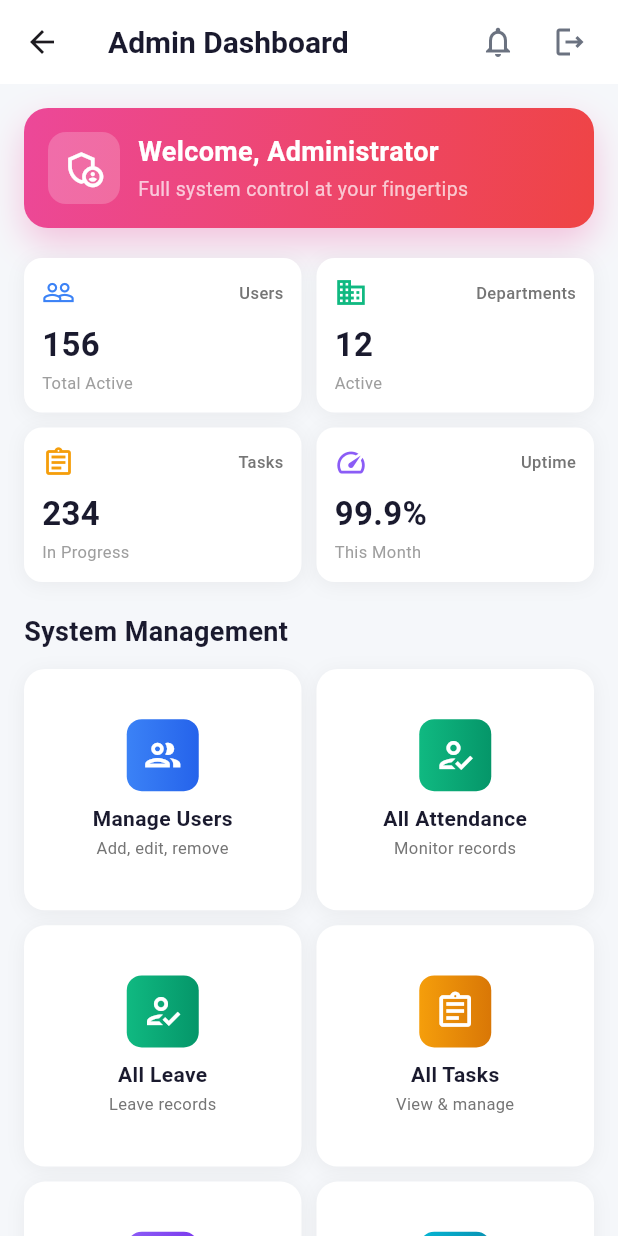
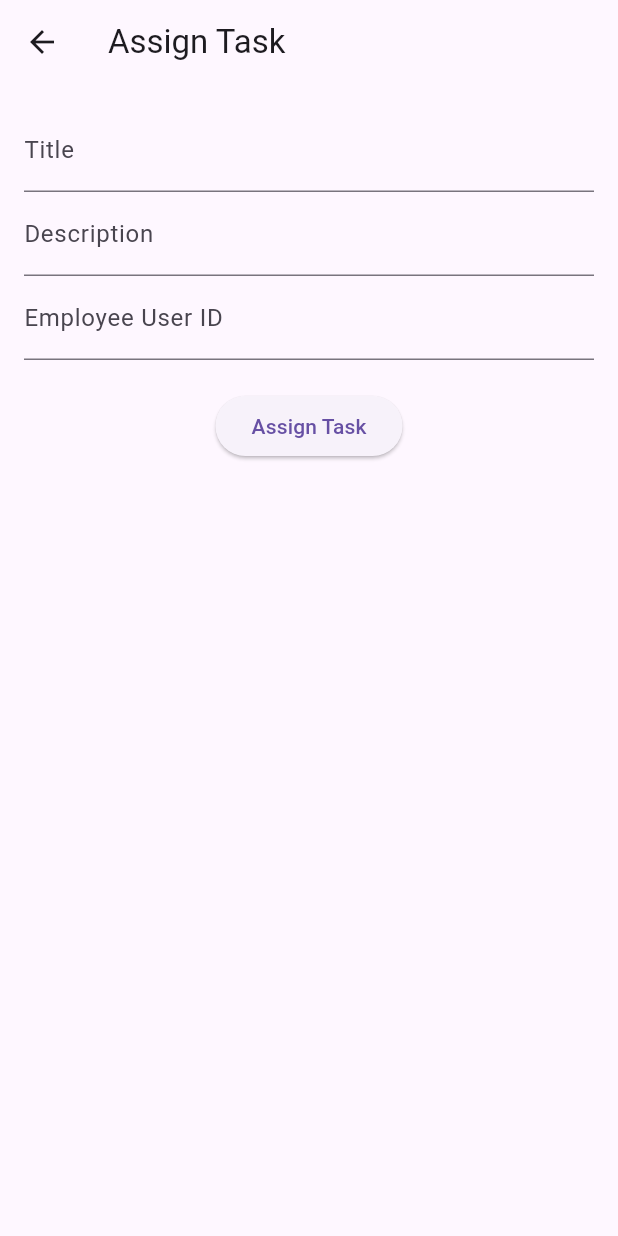
Before and after one commit to Kubraejaz/SATA-WorkHub, a Flutter app: the AdminDashboard screen opened directly, after a tap on "All Tasks", on a phone screen of 412 x 824 dp. Run offline on Flutter 3.47's test engine with Material 3 defaults, Android fonts, the phone set to English and light mode, and no system bars; our stand-ins replace supabase_flutter; accounts and stored records are empty.

Commit message:
feat: complete task module (admin/manager assign, employee view) - employee task list issue pending RLS fix

```diff
--- a/lib/dashboards/admin_dashboard.dart
+++ b/lib/dashboards/admin_dashboard.dart
@@ -1,5 +1,6 @@
 import 'package:flutter/material.dart';
 import 'package:office_workforce_app/leave/leave_list_screen.dart';
+import 'package:office_workforce_app/tasks/task_add_screen.dart';
 import 'package:supabase_flutter/supabase_flutter.dart';
 import '../auth/login_screen.dart';
 import '../attendance/attendance_list_screen.dart';
@@ -319,7 +320,11 @@ class AdminDashboard extends StatelessWidget {
           gradient: const LinearGradient(
             colors: [Color(0xFFF59E0B), Color(0xFFD97706)],
           ),
-          onTap: () {},
+          onTap: () {Navigator.push(
+  context,
+  MaterialPageRoute(builder: (_) => const TaskAddScreen()),
+);
+},
         ),
         _actionCard(
           icon: Icons.analytics_outlined,
--- /dev/null
+++ b/lib/tasks/task_add_screen.dart
@@ -0,0 +1,54 @@
+import 'package:flutter/material.dart';
+import 'task_controller.dart';
+
+class TaskAddScreen extends StatefulWidget {
+  const TaskAddScreen({super.key});
+
+  @override
+  State<TaskAddScreen> createState() => _TaskAddScreenState();
+}
+
+class _TaskAddScreenState extends State<TaskAddScreen> {
+  final _title = TextEditingController();
+  final _desc = TextEditingController();
+  final _assignedTo = TextEditingController();
+
+  @override
+  Widget build(BuildContext context) {
+    return Scaffold(
+      appBar: AppBar(title: const Text('Assign Task')),
+      body: Padding(
+        padding: const EdgeInsets.all(16),
+        child: Column(
+          children: [
+            TextField(controller: _title, decoration: const InputDecoration(labelText: 'Title')),
+            TextField(controller: _desc, decoration: const InputDecoration(labelText: 'Description')),
+            TextField(controller: _assignedTo, decoration: const InputDecoration(labelText: 'Employee User ID')),
+            const SizedBox(height: 20),
+            ElevatedButton(
+             onPressed: () async {
+  try {
+    await TaskController.instance.addTask(
+      title: _title.text,
+      description: _desc.text,
+      assignedTo: _assignedTo.text,
+    );
+    ScaffoldMessenger.of(context).showSnackBar(
+      const SnackBar(content: Text('Task Assigned Successfully')),
+    );
+    Navigator.pop(context);
+  } catch (e) {
+    ScaffoldMessenger.of(context).showSnackBar(
+      SnackBar(content: Text(e.toString())),
+    );
+  }
+},
+
+              child: const Text('Assign Task'),
+            )
+          ],
+        ),
+      ),
+    );
+  }
+}
--- /dev/null
+++ b/lib/tasks/task_controller.dart
@@ -0,0 +1,52 @@
+import 'package:supabase_flutter/supabase_flutter.dart';
+import 'task_model.dart';
+
+class TaskController {
+  TaskController._();
+  static final TaskController instance = TaskController._();
+
+  final SupabaseClient _client = Supabase.instance.client;
+
+  /// FETCH TASKS
+  Future<List<TaskModel>> fetchTasks() async {
+    final res = await _client
+        .from('tasks')
+        .select()
+        .order('created_at', ascending: false);
+
+    return res.map<TaskModel>((e) => TaskModel.fromMap(e)).toList();
+  }
+
+  /// ADD TASK
+  Future<void> addTask({
+    required String title,
+    required String description,
+    required String assignedTo,
+    String? dueDate,
+  }) async {
+    final user = _client.auth.currentUser;
+    if (user == null) {
+      throw Exception('User not logged in');
+    }
+
+    final response = await _client.from('tasks').insert({
+      'title': title,
+      'description': description,
+      'assigned_by': user.id,
+      'assigned_to': assignedTo, // MUST be auth.users.id
+      'due_date': dueDate,
+    }).select();
+
+    if (response.isEmpty) {
+      throw Exception('Task insert failed (RLS issue)');
+    }
+  }
+
+  /// UPDATE STATUS
+  Future<void> updateStatus(String taskId, String status) async {
+    await _client
+        .from('tasks')
+        .update({'status': status})
+        .eq('id', taskId);
+  }
+}
--- /dev/null
+++ b/lib/tasks/task_model.dart
@@ -0,0 +1,31 @@
+class TaskModel {
+  final String id;
+  final String title;
+  final String description;
+  final String status;
+  final String assignedTo;
+  final String assignedBy;
+  final String? dueDate;
+
+  TaskModel({
+    required this.id,
+    required this.title,
+    required this.description,
+    required this.status,
+    required this.assignedTo,
+    required this.assignedBy,
+    this.dueDate,
+  });
+
+  factory TaskModel.fromMap(Map<String, dynamic> map) {
+    return TaskModel(
+      id: map['id'],
+      title: map['title'],
+      description: map['description'] ?? '',
+      status: map['status'],
+      assignedTo: map['assigned_to'],
+      assignedBy: map['assigned_by'],
+      dueDate: map['due_date'],
+    );
+  }
+}
```
Also changed, not shown: lib/dashboards/employee_dashboard.dart (+6 -1 lines), lib/dashboards/manager_dashboard.dart (+6 -1 lines), lib/tasks/task_list_screen.dart (+55 -0 lines), lib/tasks/assign_task_screen.dart (deleted).
